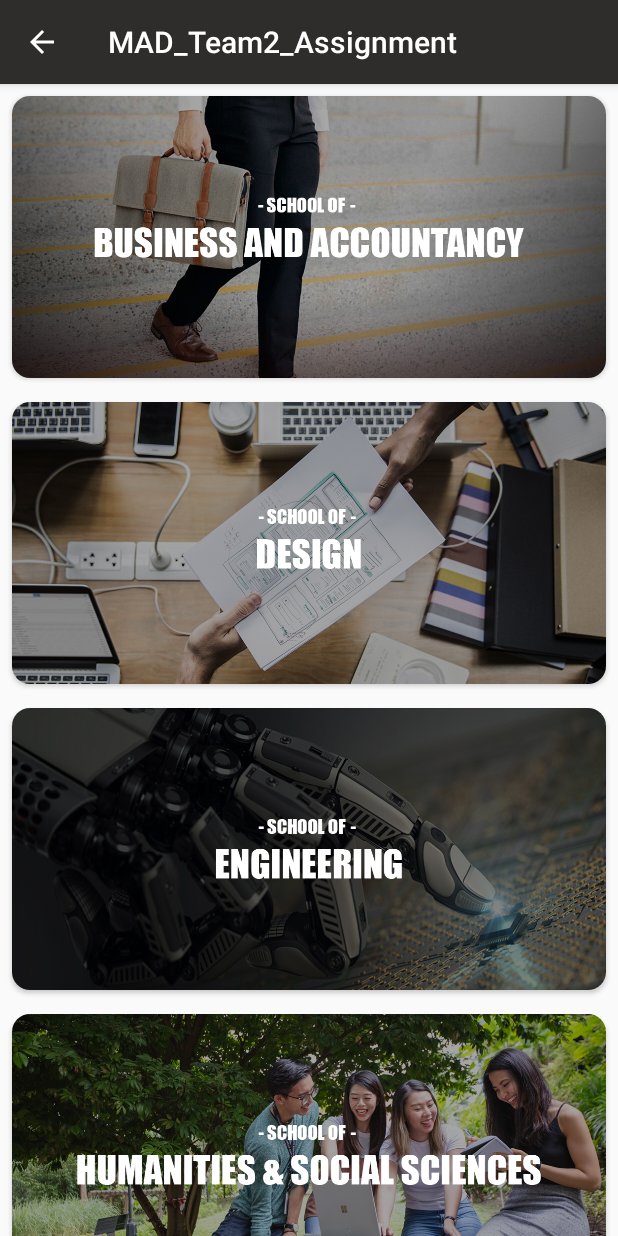
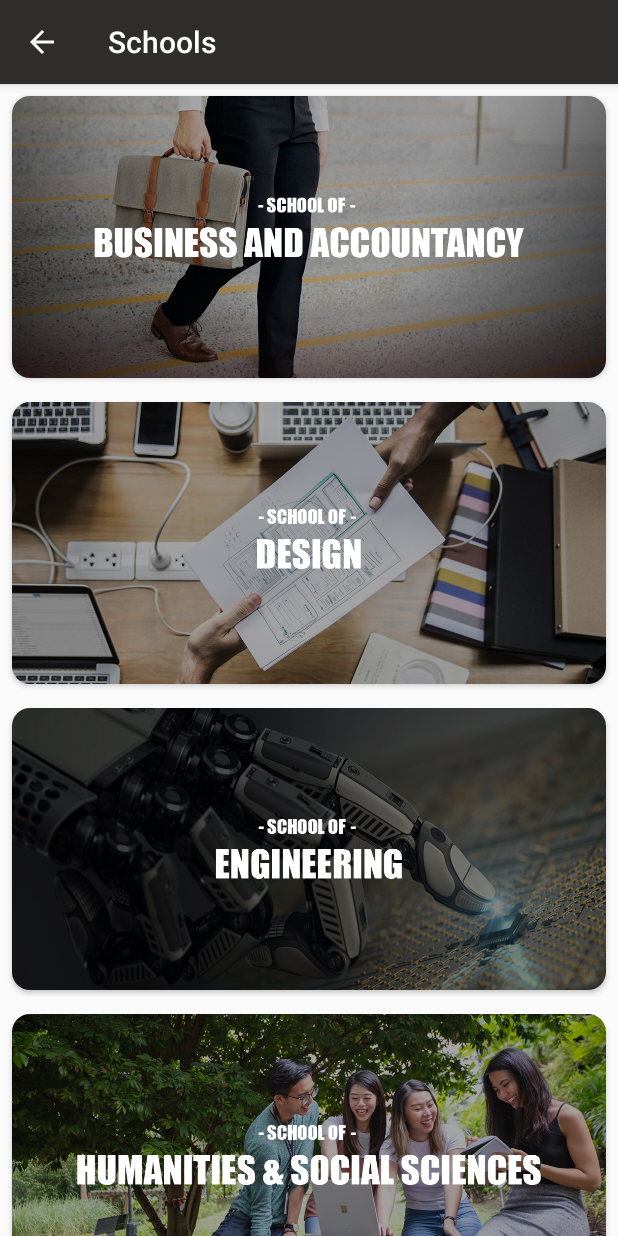
Before and after one commit to qixunnnn/MAD-Team2-Assignment, an Android app: the MainActivity screen opened directly, with no data from a screen before it, after a tap on "Schools", on a phone screen of 412 x 824 dp. Run offline under Robolectric (Android 15) with nearby library versions, the phone set to English and light mode, and no system bars.

Commit message:
Added TitleBar to all activity, modified some spelling error

```diff
--- a/app/src/main/java/sg/edu/sg/mad_t02_assignment/AcadCalendar.java
+++ b/app/src/main/java/sg/edu/sg/mad_t02_assignment/AcadCalendar.java
@@ -19,7 +19,9 @@ public class AcadCalendar extends AppCompatActivity {
     protected void onCreate(Bundle savedInstanceState) {
         super.onCreate(savedInstanceState);
         setContentView(R.layout.acadcalendar);
+
         TextView countdownDate = findViewById(R.id.coutdown);
+        setTitle("Academic Calendar");
 
         try{
             Date cDate = new Date();
--- a/app/src/main/java/sg/edu/sg/mad_t02_assignment/CourseActivity.java
+++ b/app/src/main/java/sg/edu/sg/mad_t02_assignment/CourseActivity.java
@@ -19,6 +19,8 @@ public class CourseActivity extends AppCompatActivity {
     protected void onCreate(@Nullable Bundle savedInstanceState) {
         super.onCreate(savedInstanceState);
         setContentView(R.layout.course_activity);
+
+        setTitle("Courses");
 
         int mPostID = getIntent().getIntExtra("pos",0);
         Log.v(TAG,"Position of recyclerview: " + String.valueOf(mPostID));
--- a/app/src/main/java/sg/edu/sg/mad_t02_assignment/MainActivity.java
+++ b/app/src/main/java/sg/edu/sg/mad_t02_assignment/MainActivity.java
@@ -18,6 +18,7 @@ public class MainActivity extends AppCompatActivity implements View.OnClickListe
     private String username;
     private TextView title;
     final String TAG = "Home Page";
+    private VideoView npVideo;
 
     //Put all card view ID where
     private static final int[] CARDVIEW_ID = {
@@ -32,7 +33,7 @@ public class MainActivity extends AppCompatActivity implements View.OnClickListe
         MainPreferences = getSharedPreferences("loginPrefs", MODE_PRIVATE);
 
         username = MainPreferences.getString("username", "");
-        VideoView npVideo = findViewById(R.id.video_mainmenu);
+        npVideo = findViewById(R.id.video_mainmenu);
         npVideo.setVideoURI(
                 Uri.parse("android.resource://" + getPackageName() +  "/" +R.raw.npvideo)
         );
@@ -87,6 +88,11 @@ public class MainActivity extends AppCompatActivity implements View.OnClickListe
             i = new Intent(this, ContactActivity.class);
         }
         startActivity(i);
+    }
 
+    @Override
+    protected void onStop() {
+        super.onStop();
+        npVideo.stopPlayback();
     }
 }
--- a/app/src/main/java/sg/edu/sg/mad_t02_assignment/SchoolAdapter.java
+++ b/app/src/main/java/sg/edu/sg/mad_t02_assignment/SchoolAdapter.java
@@ -24,7 +24,6 @@ public class SchoolAdapter extends RecyclerView.Adapter<SchoolViewHolder> {
 
     public void onBindViewHolder(SchoolViewHolder holder, final int position) {
         holder.schoolImage.setImageResource(imagesss[position]);
-
         holder.itemView.setOnClickListener(new View.OnClickListener() {
             @Override
             public void onClick(View v) {
--- a/app/src/main/java/sg/edu/sg/mad_t02_assignment/schoolactivity.java
+++ b/app/src/main/java/sg/edu/sg/mad_t02_assignment/schoolactivity.java
@@ -28,6 +28,8 @@ public class schoolactivity extends AppCompatActivity {
         super.onCreate(savedInstanceState);
         setContentView(R.layout.activity_schoolactivity);
 
+        setTitle("Schools");
+
         RecyclerView recyclerView = findViewById(R.id.schoolRecycle);
         SchoolAdapter sAdapter = new SchoolAdapter(images,this);
 
--- a/app/src/main/res/layout/activity_main.xml
+++ b/app/src/main/res/layout/activity_main.xml
@@ -9,7 +9,7 @@
     <VideoView
         android:id="@+id/video_mainmenu"
         android:layout_width="match_parent"
-        android:layout_height="200dp"
+        android:layout_height="wrap_content"
         >
 
     </VideoView>
@@ -125,7 +125,7 @@
                 <TextView
                     android:layout_width="wrap_content"
                     android:layout_height="wrap_content"
-                    android:text="Calender"
+                    android:text="Calendar"
                     android:textAlignment="center"
                     android:textStyle="bold" />
             </LinearLayout>
```
